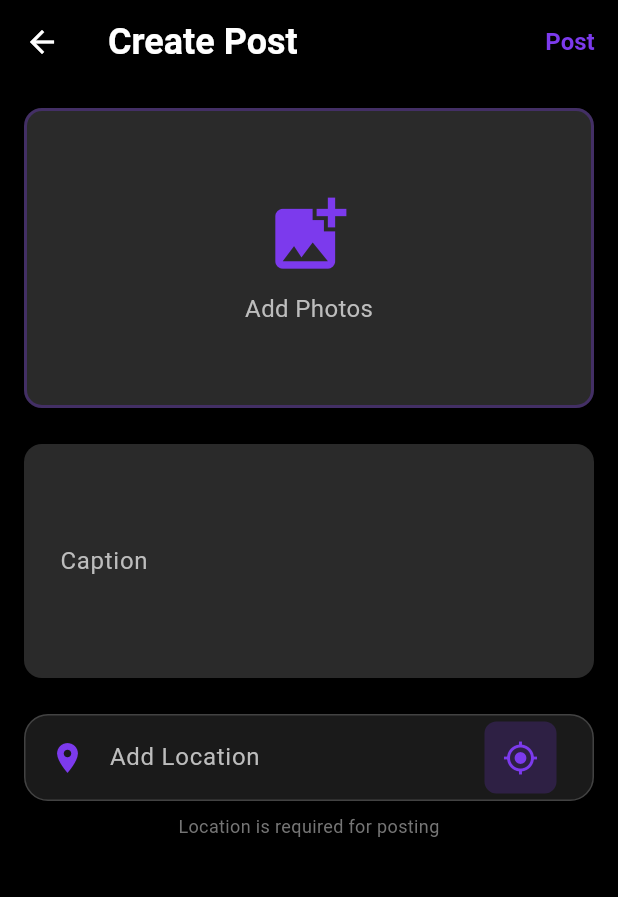
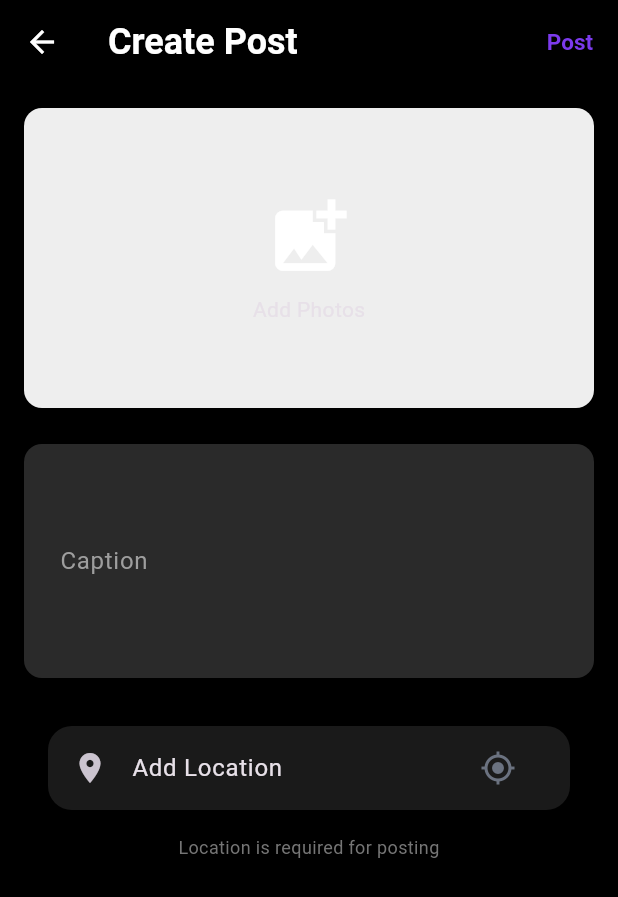
Before and after one commit to NnAsankaMadushan/TravelApp, a Flutter app: the CreatePostScreen screen opened directly, on a phone screen of 412 x 824 dp. Shown: the top 897 px of the screen. Run offline on Flutter 3.47's test engine with Material 3 defaults, Android fonts, the phone set to English and light mode, and no system bars; our stand-ins replace cached_network_image, cloud_firestore, firebase_auth, firebase_core, geocoding, geolocator and 3 more; missing offline and left inert: cloudinary_public; accounts and stored records are empty; network calls fail; statements that could not run were skipped.

```diff
--- a/lib/screens/post/create_post_screen.dart
+++ b/lib/screens/post/create_post_screen.dart
@@ -10,7 +10,6 @@ import '../../models/location_model.dart';
 import '../../providers/auth_provider.dart';
 import '../../providers/post_provider.dart';
 import '../../services/storage_service.dart';
-import '../../theme/app_theme.dart';
 
 class CreatePostScreen extends StatefulWidget {
   const CreatePostScreen({super.key});
@@ -45,9 +44,9 @@ class _CreatePostScreenState extends State<CreatePostScreen> {
       }
     } catch (e) {
       if (mounted) {
-        ScaffoldMessenger.of(context).showSnackBar(
-          SnackBar(content: Text('Error picking images: $e')),
-        );
+        ScaffoldMessenger.of(
+          context,
+        ).showSnackBar(SnackBar(content: Text('Error picking images: $e')));
       }
     }
   }
@@ -96,9 +95,9 @@ class _CreatePostScreenState extends State<CreatePostScreen> {
       }
     } catch (e) {
       if (mounted) {
-        ScaffoldMessenger.of(context).showSnackBar(
-          SnackBar(content: Text('Error getting location: $e')),
-        );
+        ScaffoldMessenger.of(
+          context,
+        ).showSnackBar(SnackBar(content: Text('Error getting location: $e')));
       }
     } finally {
       setState(() {
@@ -116,9 +115,9 @@ class _CreatePostScreenState extends State<CreatePostScreen> {
     }
 
     if (_selectedLocation == null) {
-      ScaffoldMessenger.of(context).showSnackBar(
-        const SnackBar(content: Text('Please add a location')),
-      );
+      ScaffoldMessenger.of(
+        context,
+      ).showSnackBar(const SnackBar(content: Text('Please add a location')));
       return;
     }
 
@@ -172,9 +171,9 @@ class _CreatePostScreenState extends State<CreatePostScreen> {
       }
     } catch (e) {
       if (mounted) {
-        ScaffoldMessenger.of(context).showSnackBar(
-          SnackBar(content: Text('Error creating post: $e')),
-        );
+        ScaffoldMessenger.of(
+          context,
+        ).showSnackBar(SnackBar(content: Text('Error creating post: $e')));
       }
     } finally {
       setState(() {
@@ -201,17 +200,7 @@ class _CreatePostScreenState extends State<CreatePostScreen> {
               ),
             )
           else
-            TextButton(
-              onPressed: _createPost,
-              child: Text(
-                'Post',
-                style: TextStyle(
-                  color: AppTheme.primaryPurple,
-                  fontWeight: FontWeight.bold,
-                  fontSize: 16,
-                ),
-              ),
-            ),
+            TextButton(onPressed: _createPost, child: const Text('Post')),
         ],
       ),
       body: SingleChildScrollView(
@@ -226,29 +215,15 @@ class _CreatePostScreenState extends State<CreatePostScreen> {
                 child: Container(
                   height: 200,
                   decoration: BoxDecoration(
-                    color: const Color(0xFF2A2A2A),
+                    color: Colors.grey[200],
                     borderRadius: BorderRadius.circular(12),
-                    border: Border.all(
-                      color: AppTheme.primaryPurple.withValues(alpha: 0.3),
-                      width: 2,
-                    ),
                   ),
-                  child: Column(
+                  child: const Column(
                     mainAxisAlignment: MainAxisAlignment.center,
                     children: [
-                      Icon(
-                        Icons.add_photo_alternate,
-                        size: 60,
-                        color: AppTheme.primaryPurple,
-                      ),
-                      const SizedBox(height: 8),
-                      Text(
-                        'Add Photos',
-                        style: TextStyle(
-                          color: Colors.grey[400],
-                          fontSize: 16,
-                        ),
-                      ),
+                      Icon(Icons.add_photo_alternate, size: 60),
+                      SizedBox(height: 8),
+                      Text('Add Photos', style: TextStyle(color.Colors.black)),
                     ],
                   ),
                 ),
@@ -279,7 +254,10 @@ class _CreatePostScreenState extends State<CreatePostScreen> {
                                 top: 8,
                                 right: 8,
                                 child: IconButton(
-                                  icon: const Icon(Icons.cancel, color: Colors.white),
+                                  icon: const Icon(
+                                    Icons.cancel,
+                                    color: Colors.white,
+                                  ),
                                   onPressed: () {
                                     setState(() {
                                       _selectedImages.removeAt(index);
@@ -308,86 +286,34 @@ class _CreatePostScreenState extends State<CreatePostScreen> {
             TextField(
               controller: _captionController,
               maxLines: 5,
-              style: const TextStyle(color: Colors.white),
-              decoration: InputDecoration(
+              decoration: const InputDecoration(
                 labelText: 'Caption',
-                labelStyle: TextStyle(color: Colors.grey[400]),
                 hintText: 'Share your travel story...',
-                hintStyle: TextStyle(color: Colors.grey[600]),
-                filled: true,
-                fillColor: const Color(0xFF2A2A2A),
-                border: OutlineInputBorder(
-                  borderRadius: BorderRadius.circular(12),
-                  borderSide: BorderSide.none,
-                ),
-                focusedBorder: OutlineInputBorder(
-                  borderRadius: BorderRadius.circular(12),
-                  borderSide: BorderSide(
-                    color: AppTheme.primaryPurple,
-                    width: 2,
-                  ),
-                ),
+                border: OutlineInputBorder(),
               ),
             ),
 
             const SizedBox(height: 24),
 
             // Location
-            Container(
-              decoration: BoxDecoration(
-                color: const Color(0xFF1A1A1A),
-                borderRadius: BorderRadius.circular(16),
-                border: Border.all(
-                  color: Colors.grey.shade800,
-                  width: 1,
-                ),
-              ),
+            Card(
               child: ListTile(
-                leading: Icon(
-                  Icons.location_on,
-                  color: AppTheme.primaryPurple,
-                ),
+                leading: const Icon(Icons.location_on),
                 title: _selectedLocation != null
-                    ? Text(
-                        _selectedLocation!.displayName,
-                        style: const TextStyle(
-                          color: Colors.white,
-                          fontWeight: FontWeight.w600,
-                        ),
-                      )
-                    : Text(
-                        'Add Location',
-                        style: TextStyle(
-                          color: Colors.grey[400],
-                        ),
-                      ),
+                    ? Text(_selectedLocation!.displayName)
+                    : const Text('Add Location'),
                 subtitle: _selectedLocation?.address != null
-                    ? Text(
-                        _selectedLocation!.address!,
-                        style: TextStyle(color: Colors.grey[500]),
-                      )
+                    ? Text(_selectedLocation!.address!)
                     : null,
                 trailing: _isLoadingLocation
-                    ? SizedBox(
+                    ? const SizedBox(
                         width: 20,
                         height: 20,
-                        child: CircularProgressIndicator(
-                          strokeWidth: 2,
-                          color: AppTheme.primaryPurple,
-                        ),
+                        child: CircularProgressIndicator(strokeWidth: 2),
                       )
-                    : Container(
-                        decoration: BoxDecoration(
-                          color: AppTheme.primaryPurple.withValues(alpha: 0.2),
-                          borderRadius: BorderRadius.circular(8),
-                        ),
-                        child: IconButton(
-                          icon: Icon(
-                            Icons.my_location,
-                            color: AppTheme.primaryPurple,
-                          ),
-                          onPressed: _getCurrentLocation,
-                        ),
+                    : IconButton(
+                        icon: const Icon(Icons.my_location),
+                        onPressed: _getCurrentLocation,
                       ),
               ),
             ),
@@ -397,10 +323,7 @@ class _CreatePostScreenState extends State<CreatePostScreen> {
                 padding: const EdgeInsets.all(8.0),
                 child: Text(
                   'Location is required for posting',
-                  style: TextStyle(
-                    color: Colors.grey[600],
-                    fontSize: 12,
-                  ),
+                  style: TextStyle(color: Colors.grey[600], fontSize: 12),
                   textAlign: TextAlign.center,
                 ),
               ),
```
